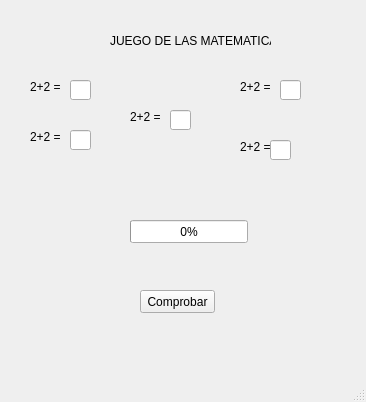
Before: the Qt Designer form 2024-10-15/juegoMatematicas.ui in RubenGaleanoFreijo/DAM-Desarrollo-De-Interfaces, drawn with Qt 5.
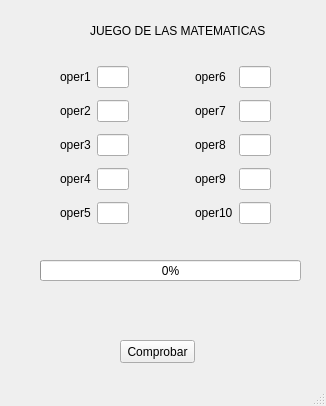
After: the same form once the commit is applied.

Commit message: Juego de las Matematicas

```diff
--- a/2024-10-15/juegoMatematicas.ui
+++ b/2024-10-15/juegoMatematicas.ui
@@ -6,160 +6,32 @@
    <rect>
     <x>0</x>
     <y>0</y>
-    <width>366</width>
-    <height>402</height>
+    <width>326</width>
+    <height>406</height>
    </rect>
   </property>
   <property name="windowTitle">
    <string>MainWindow</string>
   </property>
   <widget class="QWidget" name="centralwidget">
-   <widget class="QLabel" name="label">
-    <property name="geometry">
-     <rect>
-      <x>110</x>
-      <y>20</y>
-      <width>161</width>
-      <height>41</height>
-     </rect>
-    </property>
-    <property name="text">
-     <string>JUEGO DE LAS MATEMATICAS</string>
-    </property>
-   </widget>
-   <widget class="QLabel" name="label_3">
-    <property name="geometry">
-     <rect>
-      <x>30</x>
-      <y>80</y>
-      <width>47</width>
-      <height>13</height>
-     </rect>
-    </property>
-    <property name="text">
-     <string>2+2 = </string>
-    </property>
-   </widget>
-   <widget class="QLabel" name="label_4">
-    <property name="geometry">
-     <rect>
-      <x>30</x>
-      <y>130</y>
-      <width>47</width>
-      <height>13</height>
-     </rect>
-    </property>
-    <property name="text">
-     <string>2+2 = </string>
-    </property>
-   </widget>
-   <widget class="QLabel" name="label_5">
-    <property name="geometry">
-     <rect>
-      <x>130</x>
-      <y>110</y>
-      <width>47</width>
-      <height>13</height>
-     </rect>
-    </property>
-    <property name="text">
-     <string>2+2 = </string>
-    </property>
-   </widget>
-   <widget class="QLabel" name="label_6">
-    <property name="geometry">
-     <rect>
-      <x>240</x>
-      <y>80</y>
-      <width>47</width>
-      <height>13</height>
-     </rect>
-    </property>
-    <property name="text">
-     <string>2+2 = </string>
-    </property>
-   </widget>
-   <widget class="QLabel" name="label_7">
-    <property name="geometry">
-     <rect>
-      <x>240</x>
-      <y>140</y>
-      <width>47</width>
-      <height>13</height>
-     </rect>
-    </property>
-    <property name="text">
-     <string>2+2 = </string>
-    </property>
-   </widget>
    <widget class="QProgressBar" name="progressBar">
     <property name="geometry">
      <rect>
-      <x>130</x>
-      <y>220</y>
-      <width>118</width>
-      <height>23</height>
+      <x>40</x>
+      <y>260</y>
+      <width>261</width>
+      <height>21</height>
      </rect>
     </property>
     <property name="value">
      <number>0</number>
     </property>
    </widget>
-   <widget class="QLineEdit" name="resultado1">
-    <property name="geometry">
-     <rect>
-      <x>70</x>
-      <y>80</y>
-      <width>21</width>
-      <height>20</height>
-     </rect>
-    </property>
-   </widget>
-   <widget class="QLineEdit" name="resultado2">
-    <property name="geometry">
-     <rect>
-      <x>70</x>
-      <y>130</y>
-      <width>21</width>
-      <height>20</height>
-     </rect>
-    </property>
-   </widget>
-   <widget class="QLineEdit" name="resultado3">
-    <property name="geometry">
-     <rect>
-      <x>170</x>
-      <y>110</y>
-      <width>21</width>
-      <height>20</height>
-     </rect>
-    </property>
-   </widget>
-   <widget class="QLineEdit" name="resultado4">
-    <property name="geometry">
-     <rect>
-      <x>280</x>
-      <y>80</y>
-      <width>21</width>
-      <height>20</height>
-     </rect>
-    </property>
-   </widget>
-   <widget class="QLineEdit" name="resultado5">
-    <property name="geometry">
-     <rect>
-      <x>270</x>
-      <y>140</y>
-      <width>21</width>
-      <height>20</height>
-     </rect>
-    </property>
-   </widget>
    <widget class="QPushButton" name="botonComprobar">
     <property name="geometry">
      <rect>
-      <x>140</x>
-      <y>290</y>
+      <x>120</x>
+      <y>340</y>
       <width>75</width>
       <height>23</height>
      </rect>
@@ -171,8 +43,8 @@
    <widget class="QLabel" name="enhorabuena">
     <property name="geometry">
      <rect>
-      <x>130</x>
-      <y>340</y>
+      <x>120</x>
+      <y>300</y>
       <width>101</width>
       <height>16</height>
      </rect>
@@ -181,6 +53,170 @@
      <string/>
     </property>
    </widget>
+   <widget class="QWidget" name="gridLayoutWidget">
+    <property name="geometry">
+     <rect>
+      <x>60</x>
+      <y>60</y>
+      <width>211</width>
+      <height>171</height>
+     </rect>
+    </property>
+    <layout class="QGridLayout" name="gridLayout">
+     <item row="0" column="6">
+      <widget class="QLineEdit" name="resultado6"/>
+     </item>
+     <item row="3" column="0">
+      <widget class="QLabel" name="operacion4">
+       <property name="text">
+        <string>oper4</string>
+       </property>
+      </widget>
+     </item>
+     <item row="4" column="0">
+      <widget class="QLabel" name="operacion5">
+       <property name="text">
+        <string>oper5</string>
+       </property>
+      </widget>
+     </item>
+     <item row="1" column="0">
+      <widget class="QLabel" name="operacion2">
+       <property name="text">
+        <string>oper2</string>
+       </property>
+      </widget>
+     </item>
+     <item row="0" column="0">
+      <widget class="QLabel" name="operacion1">
+       <property name="text">
+        <string>oper1</string>
+       </property>
+      </widget>
+     </item>
+     <item row="2" column="0">
+      <widget class="QLabel" name="operacion3">
+       <property name="text">
+        <string>oper3</string>
+       </property>
+      </widget>
+     </item>
+     <item row="3" column="5">
+      <widget class="QLabel" name="operacion9">
+       <property name="text">
+        <string>oper9</string>
+       </property>
+      </widget>
+     </item>
+     <item row="2" column="1">
+      <widget class="QLineEdit" name="resultado3"/>
+     </item>
+     <item row="2" column="5">
+      <widget class="QLabel" name="operacion8">
+       <property name="text">
+        <string>oper8</string>
+       </property>
+      </widget>
+     </item>
+     <item row="1" column="5">
+      <widget class="QLabel" name="operacion7">
+       <property name="text">
+        <string>oper7</string>
+       </property>
+      </widget>
+     </item>
+     <item row="0" column="5">
+      <widget class="QLabel" name="operacion6">
+       <property name="text">
+        <string>oper6</string>
+       </property>
+      </widget>
+     </item>
+     <item row="0" column="1">
+      <widget class="QLineEdit" name="resultado1"/>
+     </item>
+     <item row="4" column="1">
+      <widget class="QLineEdit" name="resultado5"/>
+     </item>
+     <item row="1" column="6">
+      <widget class="QLineEdit" name="resultado7"/>
+     </item>
+     <item row="4" column="6">
+      <widget class="QLineEdit" name="resultado10"/>
+     </item>
+     <item row="2" column="6">
+      <widget class="QLineEdit" name="resultado8"/>
+     </item>
+     <item row="3" column="6">
+      <widget class="QLineEdit" name="resultado9"/>
+     </item>
+     <item row="0" column="4" rowspan="5">
+      <spacer name="verticalSpacer_3">
+       <property name="orientation">
+        <enum>Qt::Vertical</enum>
+       </property>
+       <property name="sizeHint" stdset="0">
+        <size>
+         <width>20</width>
+         <height>40</height>
+        </size>
+       </property>
+      </spacer>
+     </item>
+     <item row="0" column="3" rowspan="5">
+      <spacer name="verticalSpacer_2">
+       <property name="orientation">
+        <enum>Qt::Vertical</enum>
+       </property>
+       <property name="sizeHint" stdset="0">
+        <size>
+         <width>20</width>
+         <height>40</height>
+        </size>
+       </property>
+      </spacer>
+     </item>
+     <item row="0" column="2" rowspan="5">
+      <spacer name="verticalSpacer">
+       <property name="orientation">
+        <enum>Qt::Vertical</enum>
+       </property>
+       <property name="sizeHint" stdset="0">
+        <size>
+         <width>20</width>
+         <height>40</height>
+        </size>
+       </property>
+      </spacer>
+     </item>
+     <item row="3" column="1">
+      <widget class="QLineEdit" name="resultado4"/>
+     </item>
+     <item row="1" column="1">
+      <widget class="QLineEdit" name="resultado2"/>
+     </item>
+     <item row="4" column="5">
+      <widget class="QLabel" name="operacion10">
+       <property name="text">
+        <string>oper10</string>
+       </property>
+      </widget>
+     </item>
+    </layout>
+   </widget>
+   <widget class="QLabel" name="label">
+    <property name="geometry">
+     <rect>
+      <x>90</x>
+      <y>10</y>
+      <width>191</width>
+      <height>41</height>
+     </rect>
+    </property>
+    <property name="text">
+     <string>JUEGO DE LAS MATEMATICAS</string>
+    </property>
+   </widget>
   </widget>
   <widget class="QMenuBar" name="menubar">
    <property name="geometry">
```
Left out of the diff: 2 changed lines with no effect on the pictures. The commit also changes 1 other file.
